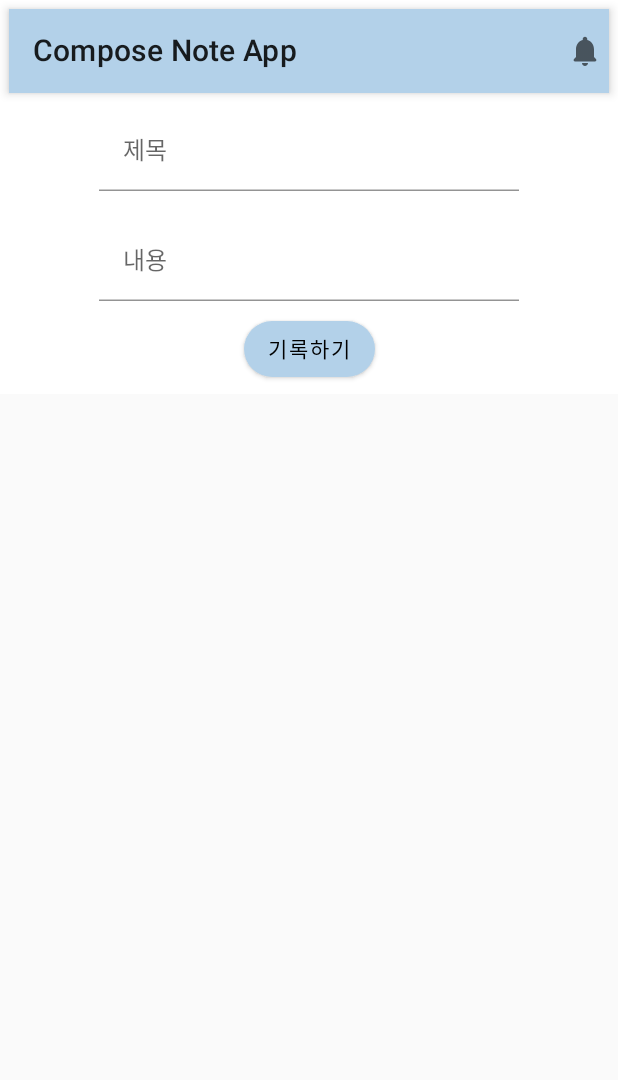
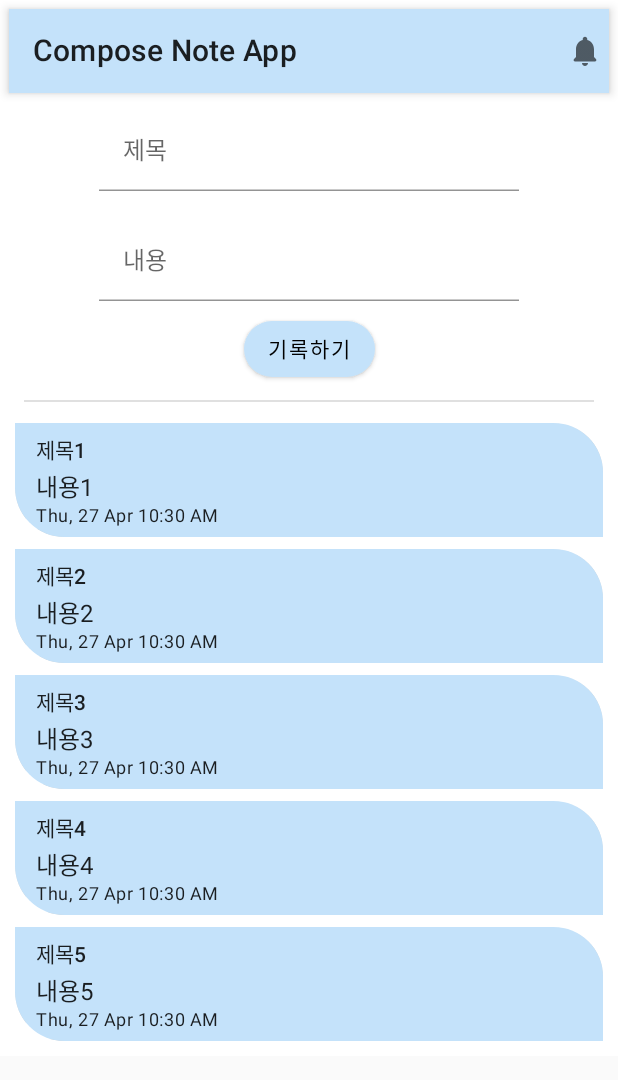
Before and after one commit to ksjmgrkks/Jetpack-Compose-Study, an Android app built with Jetpack Compose: the screen it shows after launch (MainActivity), on a phone screen of 412 x 824 dp. Shown: the top 1080 px of the screen. Run offline under Robolectric (Android 15) with nearby library versions, the phone set to English and light mode, and no system bars.

Commit message:
compose note app NoteRow 만들기

```diff
--- a/ComposeNoteApp/app/src/main/java/com/kks/noteapp/MainActivity.kt
+++ b/ComposeNoteApp/app/src/main/java/com/kks/noteapp/MainActivity.kt
@@ -10,6 +10,7 @@ import androidx.compose.material.Text
 import androidx.compose.runtime.Composable
 import androidx.compose.ui.Modifier
 import androidx.compose.ui.tooling.preview.Preview
+import com.kks.noteapp.data.NoteDataSource
 import com.kks.noteapp.screen.NoteScreen
 import com.kks.noteapp.ui.theme.ComposeNoteAppTheme
 
@@ -21,7 +22,7 @@ class MainActivity : ComponentActivity() {
                 Surface(
                     color = MaterialTheme.colors.background
                 ) {
-                    NoteScreen(notes = emptyList(), onAddNote = {}, onRemoveNote = {})
+                    NoteScreen(notes = NoteDataSource().loadNotes(), onAddNote = {}, onRemoveNote = {})
                 }
             }
         }
--- a/ComposeNoteApp/app/src/main/java/com/kks/noteapp/model/Note.kt
+++ b/ComposeNoteApp/app/src/main/java/com/kks/noteapp/model/Note.kt
@@ -1,11 +1,11 @@
 package com.kks.noteapp.model
 
-import java.time.LocalDateTime
+import java.time.Instant
 import java.util.*
 
 data class Note(
     val id: UUID = UUID.randomUUID(),
     val title: String,
     val description: String,
-    val entryData: LocalDateTime = LocalDateTime.now()
+    val entryDate: Date = Date.from(Instant.now())
 )
--- a/ComposeNoteApp/app/src/main/java/com/kks/noteapp/screen/NoteScreen.kt
+++ b/ComposeNoteApp/app/src/main/java/com/kks/noteapp/screen/NoteScreen.kt
@@ -1,16 +1,20 @@
 package com.kks.noteapp.screen
 
+import android.content.res.Resources
+import androidx.compose.foundation.clickable
 import androidx.compose.foundation.layout.Column
 import androidx.compose.foundation.layout.fillMaxWidth
 import androidx.compose.foundation.layout.padding
-import androidx.compose.material.Icon
-import androidx.compose.material.Text
-import androidx.compose.material.TopAppBar
+import androidx.compose.foundation.lazy.LazyColumn
+import androidx.compose.foundation.lazy.items
+import androidx.compose.foundation.shape.RoundedCornerShape
+import androidx.compose.material.*
 import androidx.compose.material.icons.Icons
 import androidx.compose.material.icons.rounded.Notifications
 import androidx.compose.runtime.*
 import androidx.compose.ui.Alignment
 import androidx.compose.ui.Modifier
+import androidx.compose.ui.draw.clip
 import androidx.compose.ui.graphics.Color
 import androidx.compose.ui.res.stringResource
 import androidx.compose.ui.tooling.preview.Preview
@@ -18,7 +22,10 @@ import androidx.compose.ui.unit.dp
 import com.kks.noteapp.R
 import com.kks.noteapp.components.NoteButton
 import com.kks.noteapp.components.NoteInputText
+import com.kks.noteapp.data.NoteDataSource
 import com.kks.noteapp.model.Note
+import com.kks.noteapp.ui.theme.skyBlue
+import com.kks.noteapp.util.formatDate
 
 @Composable
 fun NoteScreen(
@@ -40,7 +47,8 @@ fun NoteScreen(
             actions = {
                 Icon(imageVector = Icons.Rounded.Notifications, contentDescription = "Icon")
             },
-        backgroundColor = Color(0xFFB3D1E9))
+        backgroundColor = skyBlue
+        )
 
         //Content
         Column(
@@ -77,9 +85,20 @@ fun NoteScreen(
 
             NoteButton(
                 text = "기록하기",
-                backgroundColor = Color(0xFFB3D1E9),
+                backgroundColor = skyBlue,
                 contentColor = Color.Black,
-                onClick = {  })
+                onClick = {
+                    if (title.isNotEmpty() && description.isNotEmpty()) {
+                        title = ""
+                        description = ""
+                    }
+                })
+        }
+        Divider(modifier = Modifier.padding(10.dp))
+        LazyColumn {
+            items(notes) { note ->
+                NoteRow(note = note, onNoteClicked = {})
+            }
 
         }
 
@@ -87,8 +106,33 @@ fun NoteScreen(
 
 }
 
+@Composable
+fun NoteRow(
+    modifier: Modifier = Modifier,
+    note: Note,
+    onNoteClicked: (Note) -> Unit) {
+    Surface(
+        modifier
+            .padding(4.dp)
+            .clip(RoundedCornerShape(topEnd = 33.dp, bottomStart = 33.dp))
+            .fillMaxWidth(),
+        color = skyBlue,
+        elevation = 6.dp) {
+        Column(modifier
+            .clickable { onNoteClicked(note) }
+            .padding(horizontal = 14.dp, vertical = 6.dp),
+            horizontalAlignment = Alignment.Start) {
+            Text(text = note.title,
+                style = MaterialTheme.typography.subtitle2)
+            Text(text = note.description, style = MaterialTheme.typography.subtitle1)
+            Text(text = formatDate(note.entryDate.time),
+                style = MaterialTheme.typography.caption)
+        }
+    }
+}
+
 @Preview(showBackground = true)
 @Composable
 fun NotesScreenPreview(){
-    NoteScreen(notes = emptyList(), onAddNote = {}, onRemoveNote = {})
+    NoteScreen(notes = NoteDataSource().loadNotes(), onAddNote = {}, onRemoveNote = {})
 }
--- a/ComposeNoteApp/app/src/main/java/com/kks/noteapp/ui/theme/Color.kt
+++ b/ComposeNoteApp/app/src/main/java/com/kks/noteapp/ui/theme/Color.kt
@@ -6,3 +6,4 @@ val Purple200 = Color(0xFFBB86FC)
 val Purple500 = Color(0xFF6200EE)
 val Purple700 = Color(0xFF3700B3)
 val Teal200 = Color(0xFF03DAC5)
+val skyBlue = Color(0xFFC4E2FA)
--- /dev/null
+++ b/ComposeNoteApp/app/src/main/java/com/kks/noteapp/util/utils.kt
@@ -0,0 +1,11 @@
+package com.kks.noteapp.util
+
+import java.text.SimpleDateFormat
+import java.util.*
+
+fun formatDate(time: Long): String {
+    val date = Date(time)
+    val format = SimpleDateFormat("EEE, d MMM hh:mm aaa",
+        Locale.getDefault())
+    return format.format(date)
+}
```
